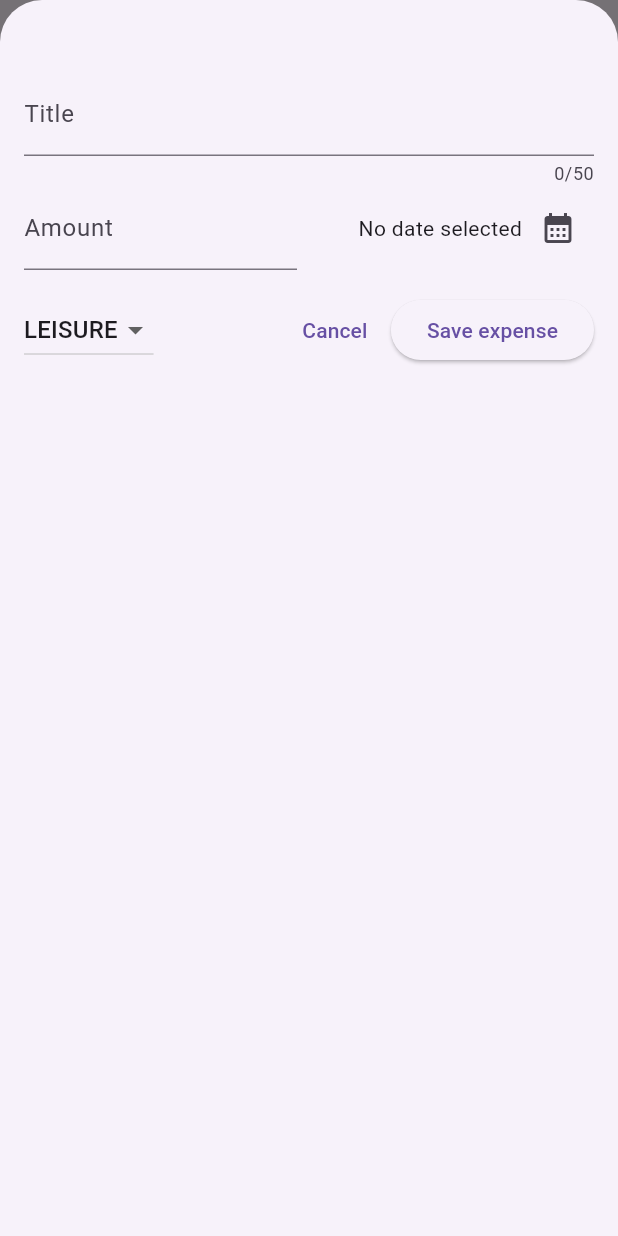
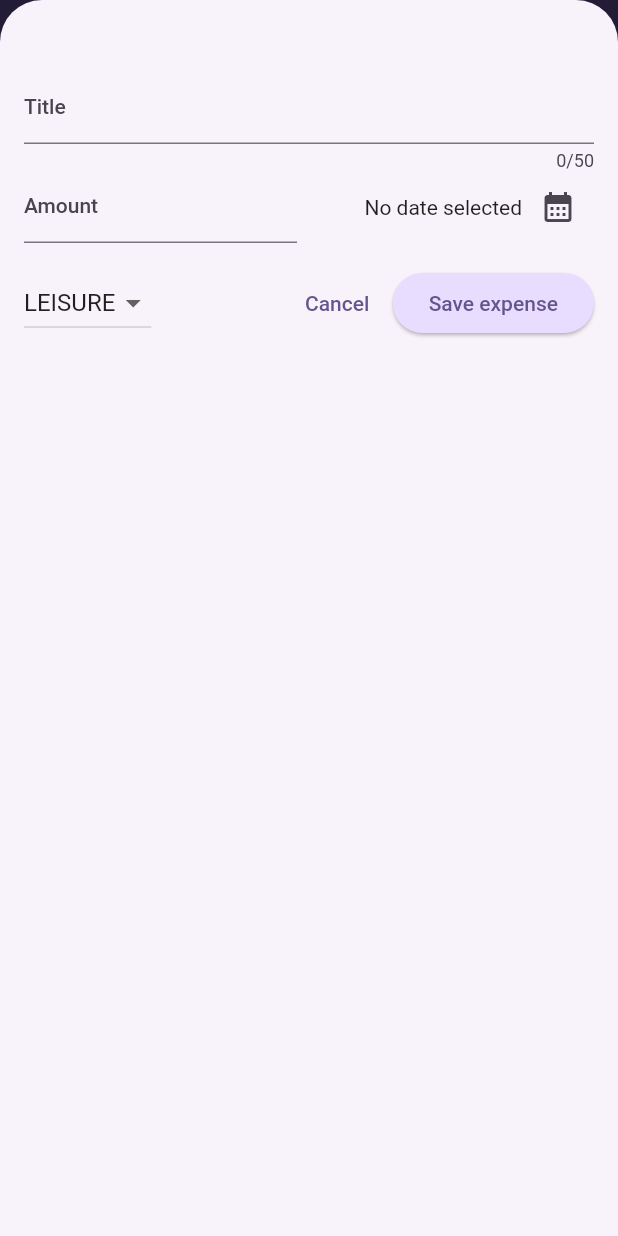
Before and after one commit to QilinXSengheng/expense_tracker_app, a Flutter app: the screen it shows after launch, after a tap on the "add" icon, on a phone screen of 412 x 824 dp. Run offline on Flutter 3.47's test engine with Material 2 defaults, Android fonts, the phone set to English and light mode, and no system bars.

Commit message:
add theming and dark mode

```diff
--- a/lib/main.dart
+++ b/lib/main.dart
@@ -1,19 +1,58 @@
 import 'package:flutter/material.dart';
 import 'package:expense_tracker_app/widgets/expenses.dart';
 
+var kColorScheme =
+    ColorScheme.fromSeed(seedColor: const Color.fromARGB(255, 96, 59, 181));
+
+var kDarkColorScheme = ColorScheme.fromSeed(
+  seedColor: const Color.fromARGB(255, 5, 99, 125),
+  brightness: Brightness.dark,
+);
+
 void main() {
-  runApp(const MyApp());
+  runApp(MaterialApp(
+    darkTheme: ThemeData.dark().copyWith(
+      useMaterial3: true,
+      colorScheme: kDarkColorScheme,
+      cardTheme: const CardTheme().copyWith(
+        color: kDarkColorScheme.secondaryContainer,
+        margin: const EdgeInsets.symmetric(
+          horizontal: 16,
+          vertical: 8,
+        ),
+      ),
+      elevatedButtonTheme: ElevatedButtonThemeData(
+          style: ElevatedButton.styleFrom(
+        backgroundColor: kDarkColorScheme.primaryContainer,
+        foregroundColor: kDarkColorScheme.onPrimaryContainer,
+      )),
+    ),
+    theme: ThemeData().copyWith(
+      useMaterial3: true,
+      colorScheme: kColorScheme,
+      appBarTheme: const AppBarTheme().copyWith(
+        backgroundColor: kColorScheme.onPrimaryContainer,
+        foregroundColor: kColorScheme.primaryContainer,
+      ),
+      cardTheme: const CardTheme().copyWith(
+        color: kColorScheme.secondaryContainer,
+        margin: const EdgeInsets.symmetric(
+          horizontal: 16,
+          vertical: 8,
+        ),
+      ),
+      elevatedButtonTheme: ElevatedButtonThemeData(
+          style: ElevatedButton.styleFrom(
+        backgroundColor: kColorScheme.primaryContainer,
+      )),
+      textTheme: ThemeData().textTheme.copyWith(
+            titleLarge: TextStyle(
+              fontWeight: FontWeight.bold,
+              color: kColorScheme.onSecondaryContainer,
+              fontSize: 16,
+            ),
+          ),
+    ),
+    home: const Expenses(),
+  ));
 }
-
-class MyApp extends StatelessWidget {
-  const MyApp({super.key});
-
-  // This widget is the root of your application.
-  @override
-  Widget build(BuildContext context) {
-    return MaterialApp(
-      theme: ThemeData(useMaterial3: true),
-      home: const Expenses(),
-    );
-  }
-}
--- a/lib/widgets/expenses.dart
+++ b/lib/widgets/expenses.dart
@@ -41,13 +41,40 @@ class _ExpensesState extends State<Expenses> {
   }
 
   void _removeExpense(Expense expense) {
+    final expenseIndex = _registerExpenses.indexOf(expense);
     setState(() {
       _registerExpenses.remove(expense);
     });
+    ScaffoldMessenger.of(context).clearSnackBars();
+    ScaffoldMessenger.of(context).showSnackBar(
+      SnackBar(
+        content: Text('${expense.title} is removed'),
+        duration: const Duration(seconds: 3),
+        action: SnackBarAction(
+          label: 'Undo',
+          onPressed: () {
+            setState(() {
+              _registerExpenses.insert(expenseIndex, expense);
+            });
+          },
+        ),
+      ),
+    );
   }
 
   @override
   Widget build(BuildContext context) {
+    Widget mainContent = const Center(
+      child: Text('No expenses are found. Start adding some!'),
+    );
+
+    if (_registerExpenses.isNotEmpty) {
+      mainContent = ExpensesList(
+        expenses: _registerExpenses,
+        onRemoveExpense: _removeExpense,
+      );
+    }
+
     return Scaffold(
         appBar: AppBar(
           title: const Text('Expense Tracker'),
@@ -61,11 +88,7 @@ class _ExpensesState extends State<Expenses> {
         body: Column(
           children: [
             const Text('chart'),
-            Expanded(
-                child: ExpensesList(
-              expenses: _registerExpenses,
-              onRemoveExpense: _removeExpense,
-            )),
+            Expanded(child: mainContent),
           ],
         ));
   }
--- a/lib/widgets/expenses_list/expense_item.dart
+++ b/lib/widgets/expenses_list/expense_item.dart
@@ -15,8 +15,12 @@ class ExpenseItem extends StatelessWidget {
           vertical: 10,
         ),
         child: Column(
+          crossAxisAlignment: CrossAxisAlignment.start,
           children: [
-            Text(expense.title),
+            Text(
+              expense.title,
+              style: Theme.of(context).textTheme.titleLarge,
+            ),
             const SizedBox(height: 4),
             Row(
               children: [
--- a/lib/widgets/expenses_list/expenses_list.dart
+++ b/lib/widgets/expenses_list/expenses_list.dart
@@ -3,7 +3,8 @@ import 'package:expense_tracker_app/models/expense.dart';
 import 'package:expense_tracker_app/widgets/expenses_list/expense_item.dart';
 
 class ExpensesList extends StatelessWidget {
-  const ExpensesList({super.key, required this.expenses, required this.onRemoveExpense});
+  const ExpensesList(
+      {super.key, required this.expenses, required this.onRemoveExpense});
 
   final List<Expense> expenses;
 
@@ -14,7 +15,13 @@ class ExpensesList extends StatelessWidget {
     return ListView.builder(
         itemCount: expenses.length,
         itemBuilder: (ctx, index) => Dismissible(
-            onDismissed: (direction){
+            background: Container(
+              color: Theme.of(context).colorScheme.error.withOpacity(0.75),
+              margin: EdgeInsets.symmetric(
+                horizontal: Theme.of(context).cardTheme.margin!.horizontal,
+              ),
+            ),
+            onDismissed: (direction) {
               onRemoveExpense(expenses[index]);
             },
             key: ValueKey(expenses[index]),
```
Also changed, not shown: lib/models/expense.dart (+20 -0 lines).
